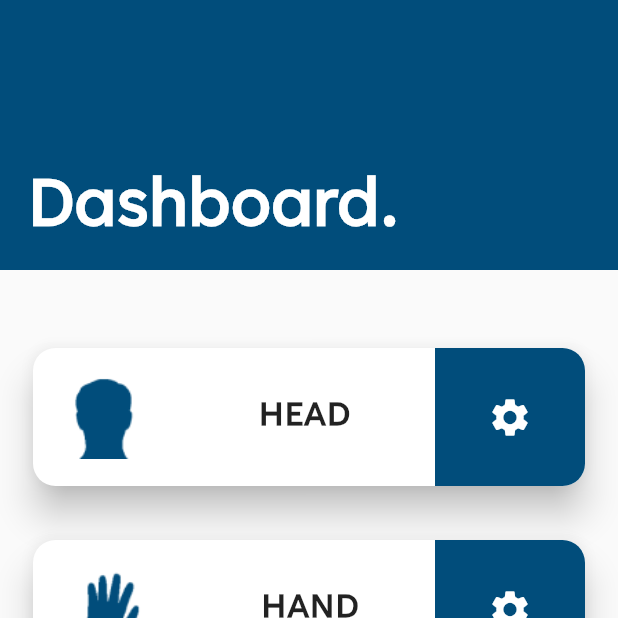
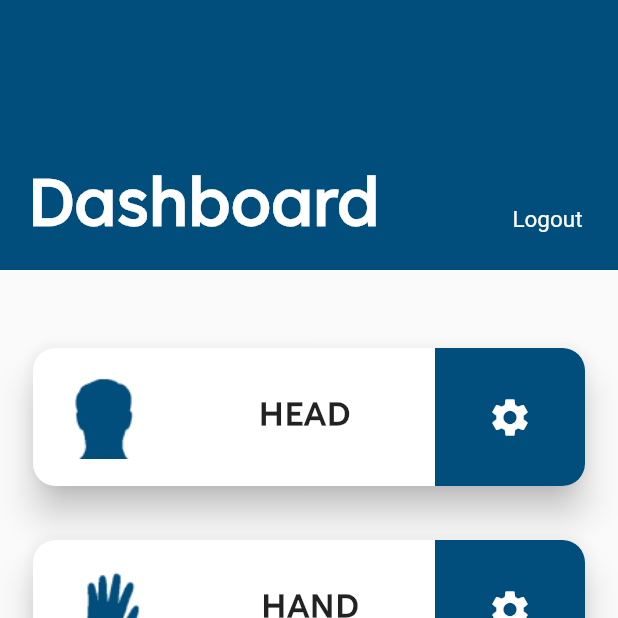
Before and after one commit to thushaltk/ctse-flutter, a Flutter app: the DashboardAdminScreen screen opened by its route, on a phone screen of 412 x 824 dp, the top half of it. Run offline on Flutter 3.47's test engine with Material 2 defaults, Android fonts, the phone set to English and light mode, and no system bars; our stand-ins replace cloud_firestore, firebase_core, firebase_storage, flutter_svg, fluttertoast, font_awesome_flutter and 3 more; missing offline and left inert: svg_path_parser, touchable; accounts and stored records are empty.

Commit message:
added logout function

```diff
--- a/lib/screens/DashboardAdminScreen.dart
+++ b/lib/screens/DashboardAdminScreen.dart
@@ -3,6 +3,7 @@ import 'package:humanoid_ctse/screens/DashboardHandsScreen.dart';
 import 'package:humanoid_ctse/screens/DashboardHeadScreen.dart';
 import 'package:humanoid_ctse/screens/DashboardLegsScreen.dart';
 import 'package:humanoid_ctse/screens/DashboardTorsoScreen.dart';
+import 'package:humanoid_ctse/screens/auth/AdminLoginScreen.dart';
 import 'package:humanoid_ctse/widgets/DashboardCardWidget.dart';
 
 class DashboardAdminScreen extends StatefulWidget {
@@ -30,18 +31,34 @@ class _DashboardAdminScreenState extends State<DashboardAdminScreen> {
                     const BoxDecoration(color: Color.fromARGB(255, 1, 77, 123)),
                 child: Padding(
                   padding: const EdgeInsets.fromLTRB(18.0, 0, 0, 10.0),
-                  child: Column(
-                      mainAxisAlignment: MainAxisAlignment.end,
-                      crossAxisAlignment: CrossAxisAlignment.start,
-                      children: const [
-                        Text(
-                          "Dashboard.",
+                  child: Row(
+                      mainAxisAlignment: MainAxisAlignment.spaceBetween,
+                      crossAxisAlignment: CrossAxisAlignment.end,
+                      children: [
+                        const Text(
+                          "Dashboard",
                           style: TextStyle(
                               fontFamily: "Tenorite",
                               color: Colors.white,
                               fontWeight: FontWeight.bold,
                               fontSize: 50),
                           textAlign: TextAlign.start,
+                        ),
+                        Padding(
+                          padding: const EdgeInsets.only(right: 15.0),
+                          child: TextButton(
+                            style: TextButton.styleFrom(
+                              textStyle: const TextStyle(fontSize: 15),
+                            ),
+                            onPressed: () {
+                              Navigator.of(context)
+                                  .pushNamed(AdminLoginScreen.routeName);
+                            },
+                            child: const Text(
+                              'Logout',
+                              style: TextStyle(color: Colors.white),
+                            ),
+                          ),
                         )
                       ]),
                 ),
@@ -50,11 +67,26 @@ class _DashboardAdminScreenState extends State<DashboardAdminScreen> {
             const SizedBox(
               height: 30,
             ),
-            DashboardCardWidget(imageUrl: Image.asset('assets/images/head.png'), name: "HEAD", routename: DashboardHeadScreen.routeName,),
-            DashboardCardWidget(imageUrl: Image.asset('assets/images/hand.png'), name: "HAND",
-            routename: DashboardHandsScreen.routeName,),
-            DashboardCardWidget(imageUrl: Image.asset('assets/images/torso.png'), name: "TORSO", routename: DashboardTorsoScreen.routeName,),
-            DashboardCardWidget(imageUrl: Image.asset('assets/images/legs.png'), name: "LEGS", routename: DashboardLegsScreen.routeName,),
+            DashboardCardWidget(
+              imageUrl: Image.asset('assets/images/head.png'),
+              name: "HEAD",
+              routename: DashboardHeadScreen.routeName,
+            ),
+            DashboardCardWidget(
+              imageUrl: Image.asset('assets/images/hand.png'),
+              name: "HAND",
+              routename: DashboardHandsScreen.routeName,
+            ),
+            DashboardCardWidget(
+              imageUrl: Image.asset('assets/images/torso.png'),
+              name: "TORSO",
+              routename: DashboardTorsoScreen.routeName,
+            ),
+            DashboardCardWidget(
+              imageUrl: Image.asset('assets/images/legs.png'),
+              name: "LEGS",
+              routename: DashboardLegsScreen.routeName,
+            ),
           ],
         ),
       ),
```
